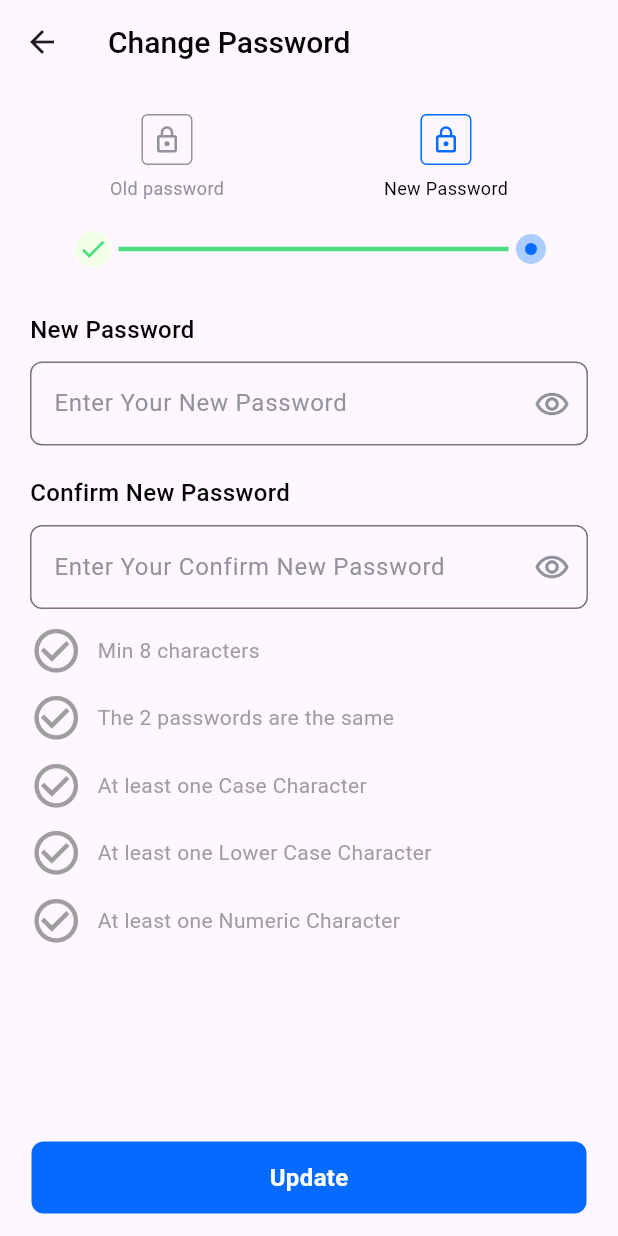
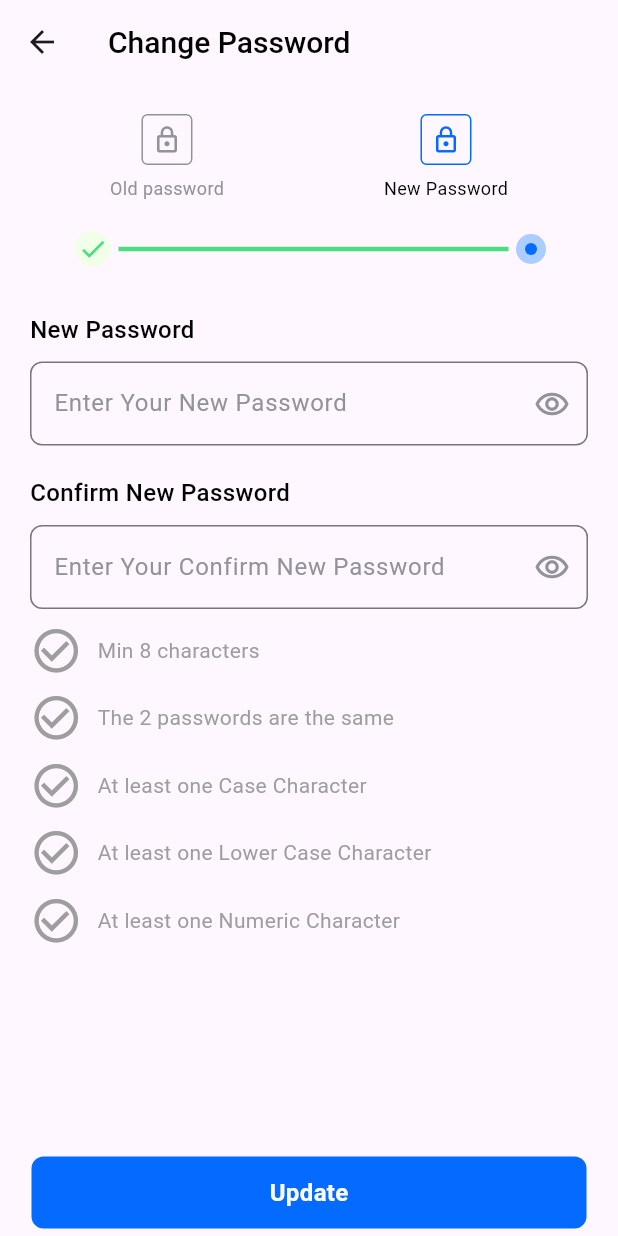
Before and after one commit to MustafaAhmed313/learnify-client, a Flutter app: the NewPassword screen opened directly, on a phone screen of 412 x 824 dp. Run offline on Flutter 3.47's test engine with Material 3 defaults, Android fonts, the phone set to English and light mode, and no system bars; our stand-ins replace bloc, flutter_bloc, font_awesome_flutter, get; network calls fail; Roboto replaces fonts that are missing (Poppins).

Commit message:
edite update buttom

```diff
--- a/lib/screens/change_pass_screen/new_password.dart
+++ b/lib/screens/change_pass_screen/new_password.dart
@@ -14,8 +14,6 @@ class NewPassword extends StatefulWidget {
 }
 
 class _NewPasswordState extends State<NewPassword> {
-
-
   @override
   Widget build(BuildContext context) {
     return BlocBuilder<ValidatePasswordCubit, ValidatePasswordState>(
@@ -265,7 +263,7 @@ class _NewPasswordState extends State<NewPassword> {
                   ),
                 ),
                 Padding(
-                  padding: const EdgeInsets.only(bottom: 20.0, top: 130),
+                  padding: const EdgeInsets.only(bottom: 20.0, top: 140),
                   child: Container(
                     width: 370,
                     height: 48,
```
